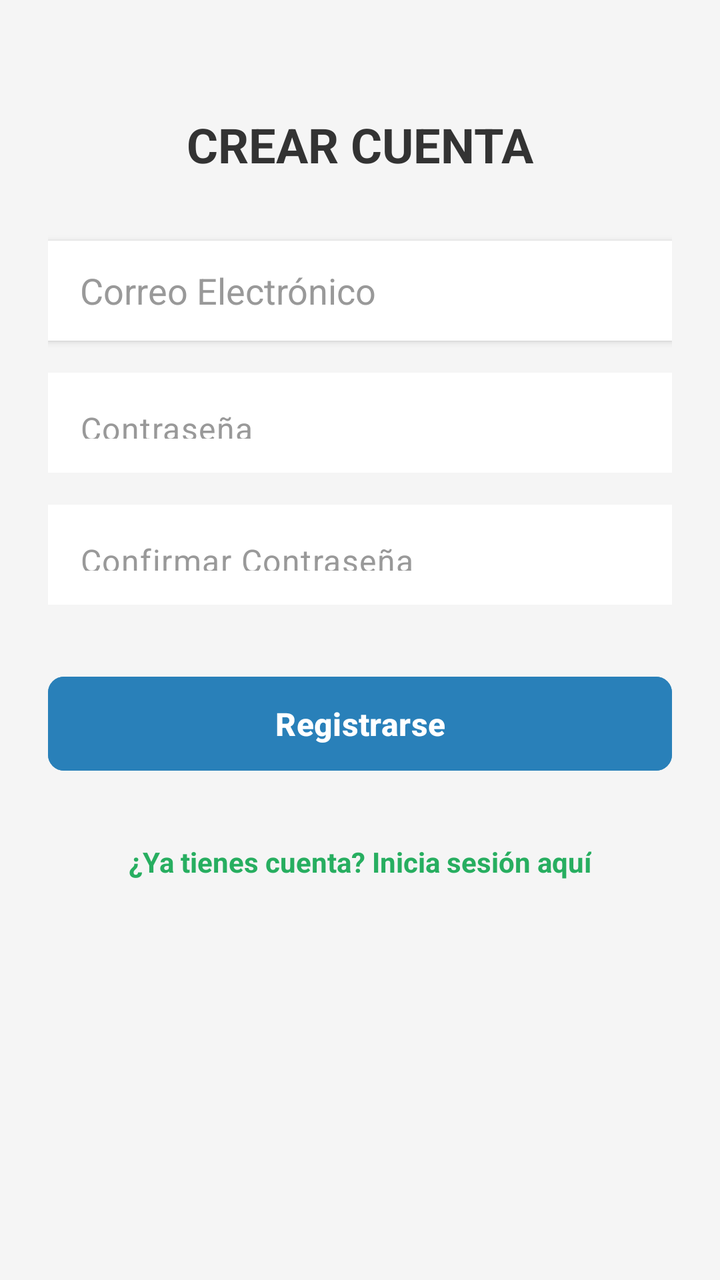
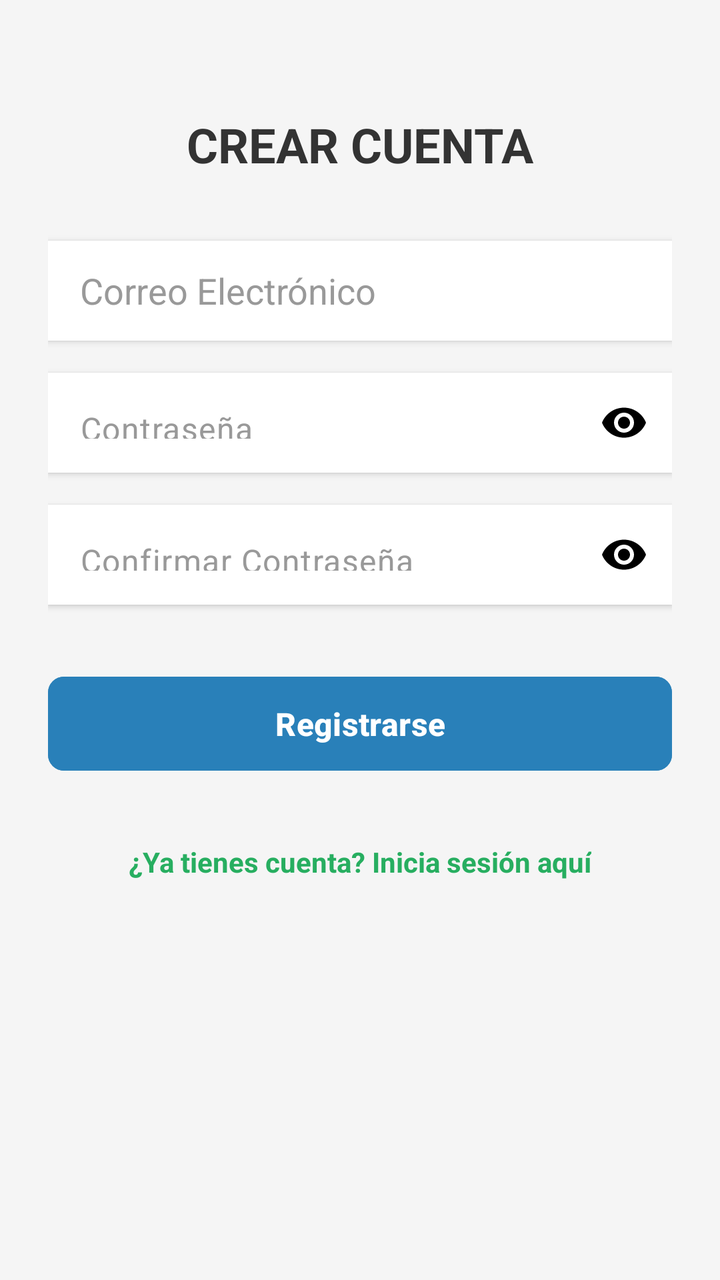

An Android layout rendered at two revisions. The XML below is the earlier revision; the diff shows what the commit changed to produce the second picture.
<!-- AndroidManifest.xml: application theme Theme.LCSRInventory -->
<!-- res/layout/activity_register.xml -->
<?xml version="1.0" encoding="utf-8"?>
<androidx.constraintlayout.widget.ConstraintLayout xmlns:android="http://schemas.android.com/apk/res/android"
    xmlns:app="http://schemas.android.com/apk/res-auto"
    android:layout_width="match_parent"
    android:layout_height="match_parent"
    android:background="#F5F5F5"
    android:padding="24dp">

    <TextView
        android:id="@+id/register__title"
        android:layout_width="wrap_content"
        android:layout_height="wrap_content"
        android:layout_marginTop="32dp"
        android:text="CREAR CUENTA"
        android:textColor="#333333"
        android:textSize="24sp"
        android:textStyle="bold"
        app:layout_constraintEnd_toEndOf="parent"
        app:layout_constraintStart_toStartOf="parent"
        app:layout_constraintTop_toTopOf="parent" />

    <EditText
        android:id="@+id/register__input_email"
        android:layout_width="match_parent"
        android:layout_height="50dp"
        android:layout_marginTop="32dp"
        android:background="@android:color/white"
        android:elevation="2dp"
        android:hint="Correo Electrónico"
        android:inputType="textEmailAddress"
        android:paddingStart="16dp"
        android:paddingEnd="16dp"
        android:textColor="#333333"
        android:textColorHint="#999999"
        app:layout_constraintTop_toBottomOf="@+id/register__title" />

    
    <com.google.android.material.textfield.TextInputLayout
        android:id="@+id/register__layout_password"
        android:layout_width="match_parent"
        android:layout_height="wrap_content"
        android:layout_marginTop="16dp"
        app:endIconMode="password_toggle"
        app:endIconTint="#757575"
        app:hintEnabled="false"
        app:layout_constraintTop_toBottomOf="@+id/register__input_email">

        <com.google.android.material.textfield.TextInputEditText
            android:id="@+id/register__input_password"
            android:layout_width="match_parent"
            android:layout_height="50dp"
            android:background="@android:color/white"
            android:elevation="2dp"
            android:hint="Contraseña"
            android:inputType="textPassword"
            android:paddingStart="16dp"
            android:paddingEnd="16dp"
            android:textColor="#333333"
            android:textColorHint="#999999" />
    </com.google.android.material.textfield.TextInputLayout>

    
    <com.google.android.material.textfield.TextInputLayout
        android:id="@+id/register__layout_password_confirm"
        android:layout_width="match_parent"
        android:layout_height="wrap_content"
        android:layout_marginTop="16dp"
        app:endIconMode="password_toggle"
        app:endIconTint="#757575"
        app:hintEnabled="false"
        app:layout_constraintTop_toBottomOf="@+id/register__layout_password">

        <com.google.android.material.textfield.TextInputEditText
            android:id="@+id/register__input_password_confirm"
            android:layout_width="match_parent"
            android:layout_height="50dp"
            android:background="@android:color/white"
            android:elevation="2dp"
            android:hint="Confirmar Contraseña"
            android:inputType="textPassword"
            android:paddingStart="16dp"
            android:paddingEnd="16dp"
            android:textColor="#333333"
            android:textColorHint="#999999" />
    </com.google.android.material.textfield.TextInputLayout>

    <com.google.android.material.button.MaterialButton
        android:id="@+id/register__btn_register"
        android:layout_width="match_parent"
        android:layout_height="55dp"
        android:layout_marginTop="32dp"
        android:backgroundTint="#2980B9"
        android:text="Registrarse"
        android:textColor="@android:color/white"
        android:textSize="16sp"
        android:textStyle="bold"
        app:cornerRadius="8dp"
        app:layout_constraintTop_toBottomOf="@+id/register__layout_password_confirm" />

    <TextView
        android:id="@+id/register__tv_login"
        android:layout_width="wrap_content"
        android:layout_height="wrap_content"
        android:layout_marginTop="32dp"
        android:text="¿Ya tienes cuenta? Inicia sesión aquí"
        android:textColor="#27AE60"
        android:textSize="14sp"
        android:textStyle="bold"
        app:layout_constraintEnd_toEndOf="parent"
        app:layout_constraintStart_toStartOf="parent"
        app:layout_constraintTop_toBottomOf="@+id/register__btn_register" />

    <ProgressBar
        android:id="@+id/register__progress"
        android:layout_width="wrap_content"
        android:layout_height="wrap_content"
        android:visibility="gone"
        app:layout_constraintBottom_toBottomOf="parent"
        app:layout_constraintEnd_toEndOf="parent"
        app:layout_constraintStart_toStartOf="parent"
        app:layout_constraintTop_toTopOf="parent" />

</androidx.constraintlayout.widget.ConstraintLayout>
<!-- resources referenced by this layout -->
<resources>
  <style name="Theme.LCSRInventory" parent="Base.Theme.LCSRInventory" />
  <style name="Base.Theme.LCSRInventory" parent="Theme.Material3.DayNight.NoActionBar">
          
          
      </style>
</resources>

<!-- the commit's change to res/layout/activity_register.xml (unified diff, before → after) -->
@@ -38,19 +38,21 @@
     <com.google.android.material.textfield.TextInputLayout
         android:id="@+id/register__layout_password"
         android:layout_width="match_parent"
-        android:layout_height="wrap_content"
+        android:layout_height="50dp"
         android:layout_marginTop="16dp"
         app:endIconMode="password_toggle"
-        app:endIconTint="#757575"
+        app:endIconTint="@color/black"
         app:hintEnabled="false"
+        app:boxBackgroundMode="none"
+        android:background="@android:color/white"
+        android:elevation="2dp"
         app:layout_constraintTop_toBottomOf="@+id/register__input_email">
 
         <com.google.android.material.textfield.TextInputEditText
             android:id="@+id/register__input_password"
             android:layout_width="match_parent"
-            android:layout_height="50dp"
-            android:background="@android:color/white"
-            android:elevation="2dp"
+            android:layout_height="match_parent"
+            android:background="@android:color/transparent"
             android:hint="Contraseña"
             android:inputType="textPassword"
             android:paddingStart="16dp"
@@ -63,19 +65,21 @@
     <com.google.android.material.textfield.TextInputLayout
         android:id="@+id/register__layout_password_confirm"
         android:layout_width="match_parent"
-        android:layout_height="wrap_content"
+        android:layout_height="50dp"
         android:layout_marginTop="16dp"
         app:endIconMode="password_toggle"
-        app:endIconTint="#757575"
+        app:endIconTint="@color/black"
         app:hintEnabled="false"
+        app:boxBackgroundMode="none"
+        android:background="@android:color/white"
+        android:elevation="2dp"
         app:layout_constraintTop_toBottomOf="@+id/register__layout_password">
 
         <com.google.android.material.textfield.TextInputEditText
             android:id="@+id/register__input_password_confirm"
             android:layout_width="match_parent"
-            android:layout_height="50dp"
-            android:background="@android:color/white"
-            android:elevation="2dp"
+            android:layout_height="match_parent"
+            android:background="@android:color/transparent"
             android:hint="Confirmar Contraseña"
             android:inputType="textPassword"
             android:paddingStart="16dp"
<!-- resource entries referenced after the edit -->
@@ -1,5 +1,6 @@
 <!-- resources referenced by this layout -->
 <resources>
+  <color name="black">#FF000000</color>
   <style name="Theme.LCSRInventory" parent="Base.Theme.LCSRInventory" />
   <style name="Base.Theme.LCSRInventory" parent="Theme.Material3.DayNight.NoActionBar">
           
